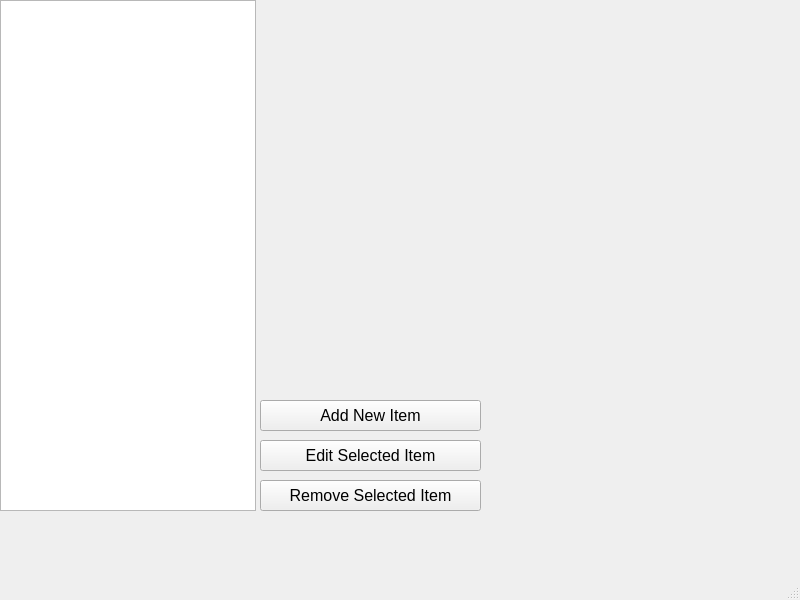
Above: Store/mainwindow.ui from SamanOmidi/GroceryStore before the change. Below: the same form after it.
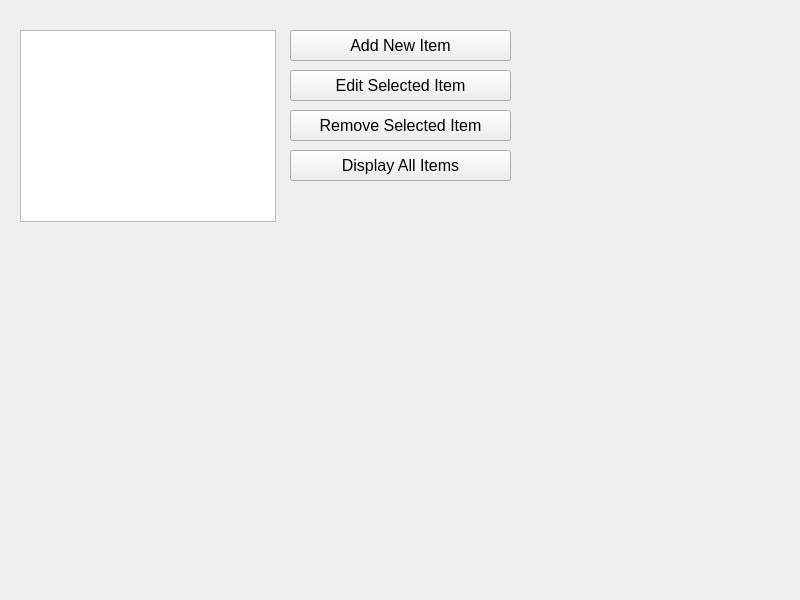
That is the form after the change.

```diff
--- a/Store/mainwindow.ui
+++ b/Store/mainwindow.ui
@@ -17,8 +17,8 @@
    <widget class="QPushButton" name="addnewitembutton">
     <property name="geometry">
      <rect>
-      <x>260</x>
-      <y>400</y>
+      <x>290</x>
+      <y>30</y>
       <width>221</width>
       <height>31</height>
      </rect>
@@ -32,21 +32,11 @@
      <string>Add New Item</string>
     </property>
    </widget>
-   <widget class="QListWidget" name="productlist">
-    <property name="geometry">
-     <rect>
-      <x>0</x>
-      <y>0</y>
-      <width>256</width>
-      <height>511</height>
-     </rect>
-    </property>
-   </widget>
    <widget class="QPushButton" name="removeitembutton">
     <property name="geometry">
      <rect>
-      <x>260</x>
-      <y>480</y>
+      <x>290</x>
+      <y>110</y>
       <width>221</width>
       <height>31</height>
      </rect>
@@ -63,8 +53,8 @@
    <widget class="QPushButton" name="edititembutton">
     <property name="geometry">
      <rect>
-      <x>260</x>
-      <y>440</y>
+      <x>290</x>
+      <y>70</y>
       <width>221</width>
       <height>31</height>
      </rect>
@@ -78,6 +68,40 @@
      <string>Edit Selected Item</string>
     </property>
    </widget>
+   <widget class="QListWidget" name="productlist">
+    <property name="geometry">
+     <rect>
+      <x>20</x>
+      <y>30</y>
+      <width>256</width>
+      <height>192</height>
+     </rect>
+    </property>
+    <property name="sizePolicy">
+     <sizepolicy hsizetype="Fixed" vsizetype="Fixed">
+      <horstretch>0</horstretch>
+      <verstretch>0</verstretch>
+     </sizepolicy>
+    </property>
+   </widget>
+   <widget class="QPushButton" name="displaybutton">
+    <property name="geometry">
+     <rect>
+      <x>290</x>
+      <y>150</y>
+      <width>221</width>
+      <height>31</height>
+     </rect>
+    </property>
+    <property name="font">
+     <font>
+      <pointsize>12</pointsize>
+     </font>
+    </property>
+    <property name="text">
+     <string>Display All Items</string>
+    </property>
+   </widget>
   </widget>
   <widget class="QMenuBar" name="menubar">
    <property name="geometry">
@@ -89,7 +113,6 @@
     </rect>
    </property>
   </widget>
-  <widget class="QStatusBar" name="statusbar"/>
  </widget>
  <resources/>
  <connections/>
```
Left out of the diff: 2 changed lines with no effect on the pictures.
